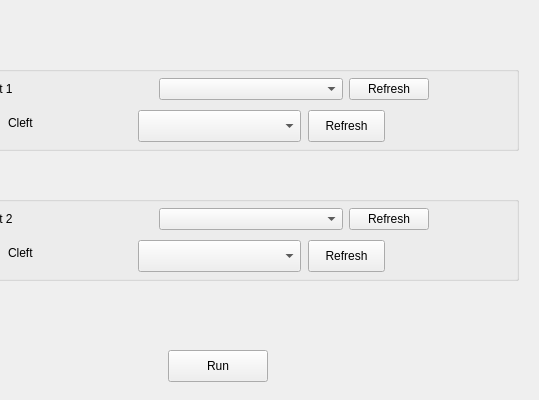
First picture: the form in nrgdock_widget.ui, repository ThomasDesc/NRG_plugin, before the edit; both pictures show x 302 to 841 and y 0 to 400 of the 841 by 659 pixel window.
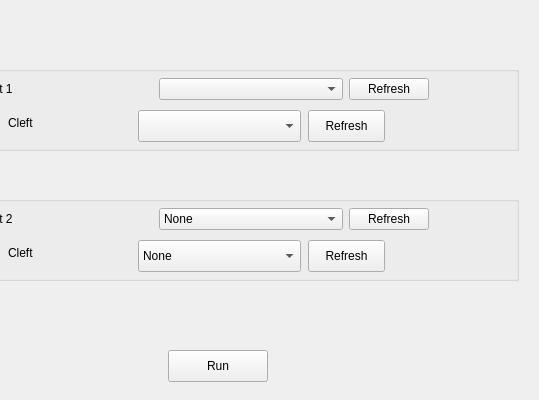
Second picture: the form after the edit. The open tabs and pages were chosen to show the change.

```diff
--- a/nrgdock_widget.ui
+++ b/nrgdock_widget.ui
@@ -3077,6 +3077,11 @@
            <verstretch>0</verstretch>
           </sizepolicy>
          </property>
+         <item>
+          <property name="text">
+           <string>None</string>
+          </property>
+         </item>
         </widget>
        </item>
        <item>
@@ -3122,6 +3127,11 @@
         <verstretch>0</verstretch>
        </sizepolicy>
       </property>
+      <item>
+       <property name="text">
+        <string>None</string>
+       </property>
+      </item>
      </widget>
      <widget class="QPushButton" name="Modeller_target_refresh_7">
       <property name="geometry">
```
Left out of the diff: 22 changed lines with no effect on the pictures.
